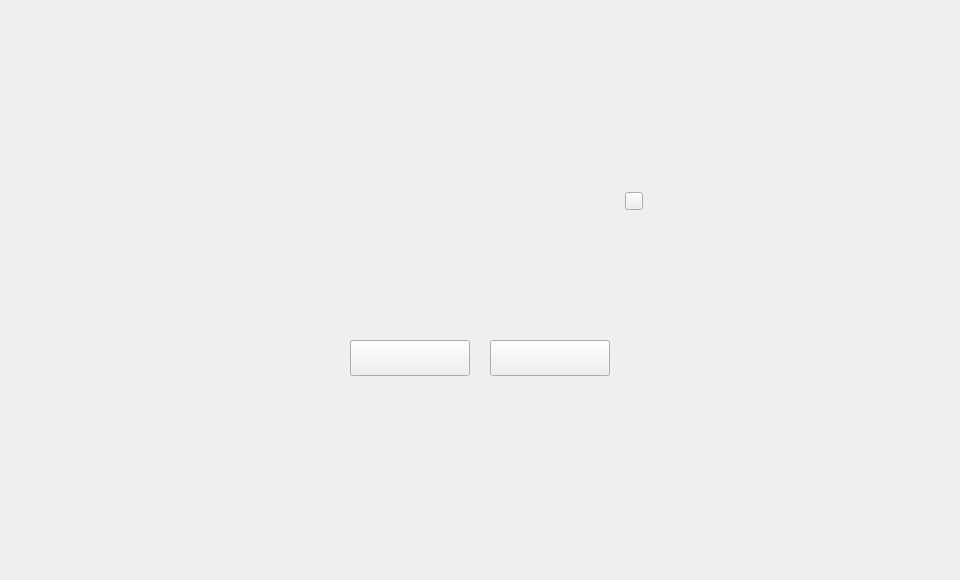
Qt form commondialog.ui (HcashOrg/hx-indicator) before a commit.
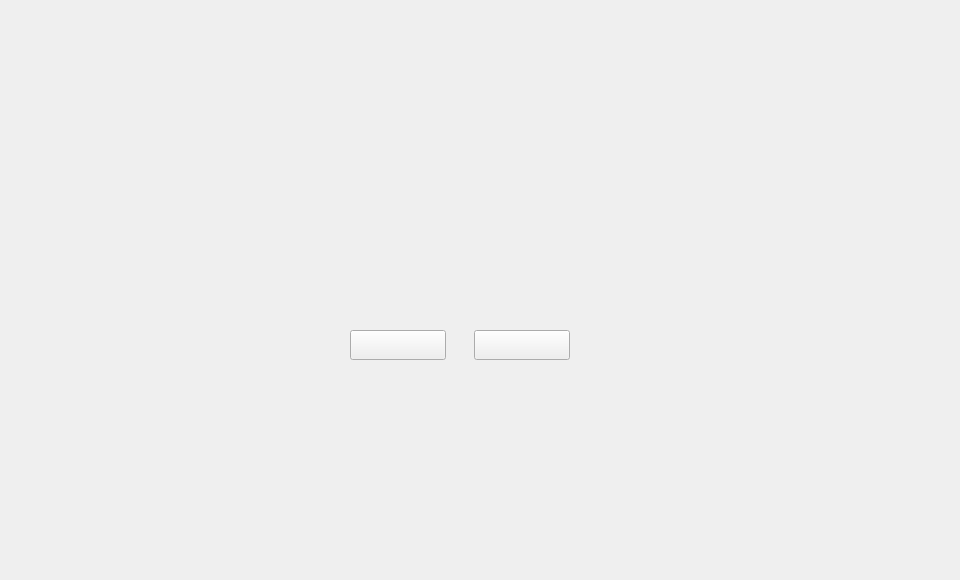
The same form after that commit.

Commit message: commondialog adapt size

The edit to the form file:
```diff
--- a/commondialog.ui
+++ b/commondialog.ui
@@ -27,26 +27,31 @@
      <rect>
       <x>290</x>
       <y>180</y>
-      <width>380</width>
-      <height>220</height>
+      <width>340</width>
+      <height>200</height>
      </rect>
     </property>
     <widget class="QLabel" name="textLabel">
      <property name="geometry">
       <rect>
-       <x>80</x>
-       <y>40</y>
+       <x>60</x>
+       <y>30</y>
        <width>220</width>
        <height>100</height>
       </rect>
      </property>
      <property name="font">
       <font>
-       <family>Microsoft YaHei UI Light Light</family>
+       <family>微软雅黑</family>
+       <pointsize>-1</pointsize>
+       <weight>50</weight>
+       <italic>false</italic>
+       <bold>false</bold>
       </font>
      </property>
      <property name="styleSheet">
-      <string notr="true">QLabel{color: rgb(192,196,212);}</string>
+      <string notr="true">QLabel{color: rgb(51,51,51);font: 14px &quot;微软雅黑&quot;;}
+</string>
      </property>
      <property name="text">
       <string/>
@@ -65,9 +70,9 @@
      <property name="geometry">
       <rect>
        <x>60</x>
-       <y>160</y>
-       <width>120</width>
-       <height>36</height>
+       <y>150</y>
+       <width>96</width>
+       <height>30</height>
       </rect>
      </property>
      <property name="font">
@@ -88,10 +93,10 @@
     <widget class="QToolButton" name="cancelBtn">
      <property name="geometry">
       <rect>
-       <x>200</x>
-       <y>160</y>
-       <width>120</width>
-       <height>36</height>
+       <x>184</x>
+       <y>150</y>
+       <width>96</width>
+       <height>30</height>
       </rect>
      </property>
      <property name="font">
@@ -109,28 +114,6 @@
       <string/>
      </property>
     </widget>
-    <widget class="QToolButton" name="closeBtn">
-     <property name="geometry">
-      <rect>
-       <x>335</x>
-       <y>12</y>
-       <width>18</width>
-       <height>18</height>
-      </rect>
-     </property>
-     <property name="cursor">
-      <cursorShape>PointingHandCursor</cursorShape>
-     </property>
-     <property name="focusPolicy">
-      <enum>Qt::NoFocus</enum>
-     </property>
-     <property name="styleSheet">
-      <string notr="true"/>
-     </property>
-     <property name="text">
-      <string/>
-     </property>
-    </widget>
    </widget>
   </widget>
  </widget>
```
The commit also changes 2 other files.
